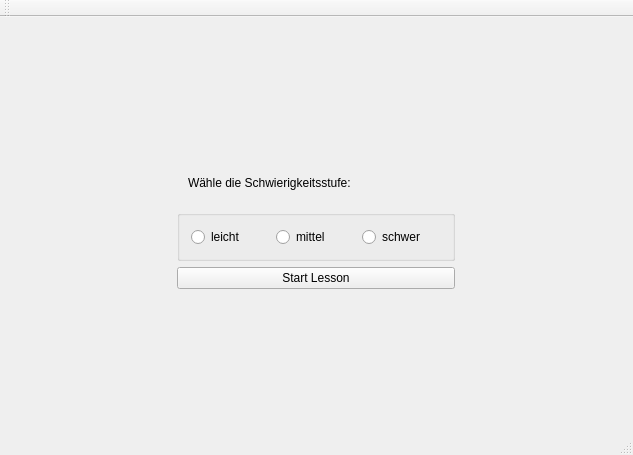
Above: nadine/Aufgabe3/Uebung2/mainwindow.ui from Hasenkrug/CPlusPlus before the change. Below: the same form after it.
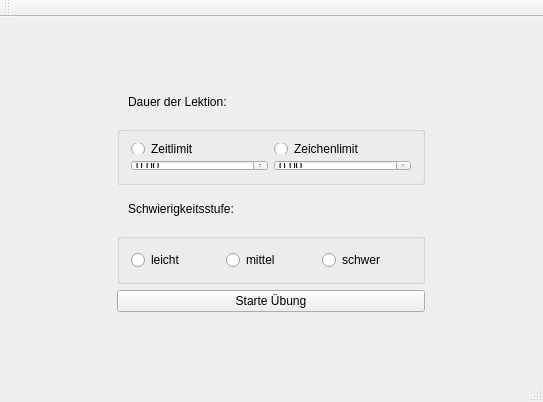
That is the form after the change.

Patch:
```diff
--- a/nadine/Aufgabe3/Uebung2/mainwindow.ui
+++ b/nadine/Aufgabe3/Uebung2/mainwindow.ui
@@ -6,38 +6,71 @@
    <rect>
     <x>0</x>
     <y>0</y>
-    <width>633</width>
-    <height>455</height>
+    <width>543</width>
+    <height>402</height>
    </rect>
   </property>
   <property name="windowTitle">
    <string>MainWindow</string>
   </property>
+  <property name="styleSheet">
+   <string notr="true">body{
+
+	background-color: #ffffff;
+
+}</string>
+  </property>
   <widget class="QWidget" name="centralWidget">
    <layout class="QGridLayout" name="gridLayout">
     <item row="0" column="0">
-     <widget class="QWidget" name="widget_2" native="true">
+     <widget class="QWidget" name="widget_3" native="true">
       <property name="maximumSize">
        <size>
-        <width>300</width>
-        <height>150</height>
+        <width>330</width>
+        <height>250</height>
        </size>
       </property>
-      <layout class="QVBoxLayout" name="verticalLayout">
-       <item>
-        <widget class="QWidget" name="widget_3" native="true">
+      <layout class="QGridLayout" name="gridLayout_3">
+       <item row="5" column="0">
+        <spacer name="verticalSpacer_2">
+         <property name="orientation">
+          <enum>Qt::Vertical</enum>
+         </property>
+         <property name="sizeHint" stdset="0">
+          <size>
+           <width>20</width>
+           <height>40</height>
+          </size>
+         </property>
+        </spacer>
+       </item>
+       <item row="0" column="0">
+        <widget class="QWidget" name="widget_4" native="true">
+         <layout class="QHBoxLayout" name="horizontalLayout_3">
+          <item>
+           <widget class="QLabel" name="label_2">
+            <property name="text">
+             <string>Dauer der Lektion:</string>
+            </property>
+           </widget>
+          </item>
+         </layout>
+        </widget>
+       </item>
+       <item row="3" column="0">
+        <widget class="QWidget" name="widget" native="true">
          <layout class="QHBoxLayout" name="horizontalLayout_2">
           <item>
            <widget class="QLabel" name="label">
             <property name="text">
-             <string>Wähle die Schwierigkeitsstufe:</string>
+             <string>Schwierigkeitsstufe:</string>
             </property>
            </widget>
           </item>
          </layout>
         </widget>
        </item>
-       <item>
+       <item row="4" column="0">
         <widget class="QGroupBox" name="myGroupBox">
          <layout class="QHBoxLayout" name="horizontalLayout">
           <item>
@@ -64,10 +97,49 @@
          </layout>
         </widget>
        </item>
-       <item>
+       <item row="1" column="0">
+        <widget class="QGroupBox" name="myGroupBox_2">
+         <layout class="QGridLayout" name="gridLayout_2">
+          <item row="0" column="0">
+           <widget class="QRadioButton" name="radioButton">
+            <property name="text">
+             <string>Zeitlimit</string>
+            </property>
+           </widget>
+          </item>
+          <item row="0" column="1">
+           <widget class="QRadioButton" name="radioButton_2">
+            <property name="text">
+             <string>Zeichenlimit</string>
+            </property>
+           </widget>
+          </item>
+          <item row="1" column="0">
+           <widget class="QDoubleSpinBox" name="doubleSpinBox"/>
+          </item>
+          <item row="1" column="1">
+           <widget class="QDoubleSpinBox" name="doubleSpinBox_2"/>
+          </item>
+         </layout>
+        </widget>
+       </item>
+       <item row="2" column="0">
+        <spacer name="verticalSpacer">
+         <property name="orientation">
+          <enum>Qt::Vertical</enum>
+         </property>
+         <property name="sizeHint" stdset="0">
+          <size>
+           <width>20</width>
+           <height>40</height>
+          </size>
+         </property>
+        </spacer>
+       </item>
+       <item row="6" column="0">
         <widget class="QPushButton" name="startLessonButton">
          <property name="text">
-          <string>Start Lesson</string>
+          <string>Starte Übung</string>
          </property>
         </widget>
        </item>
```
Left out of the diff: 4 changed lines with no effect on the pictures.
